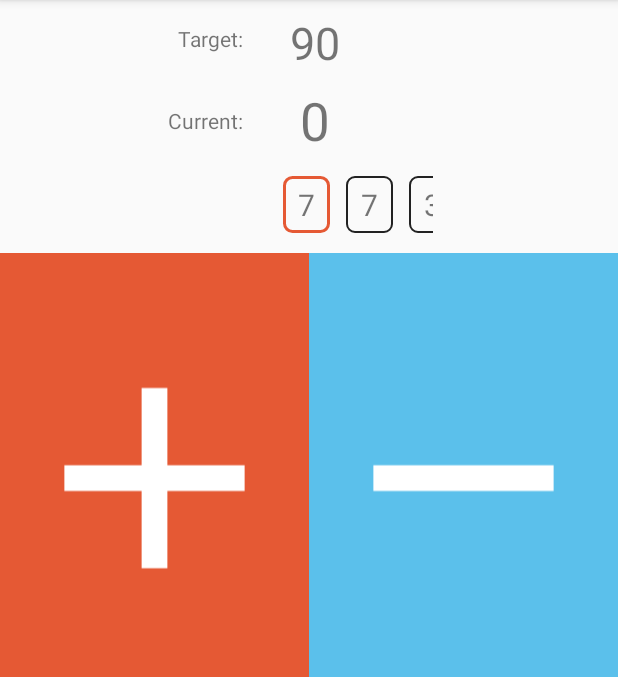
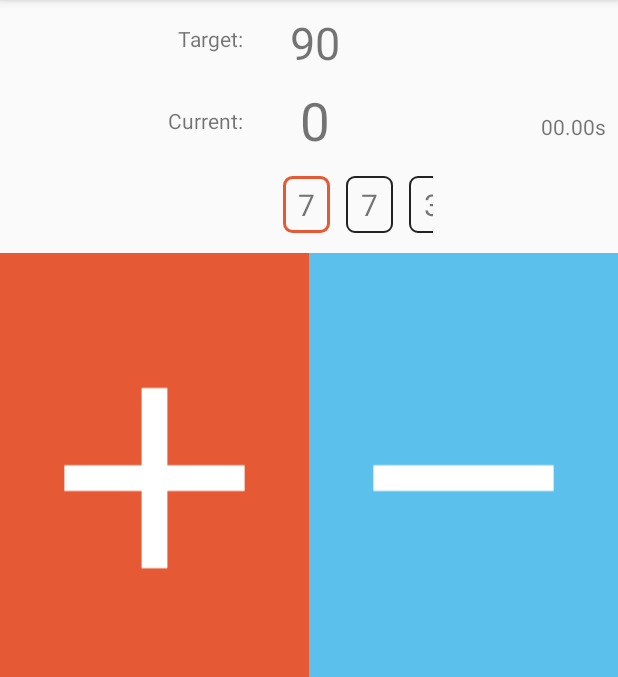
Before and after one commit to sen-yang/cs446, an Android app: the screen it shows after launch (MainActivity), on a phone screen of 412 x 824 dp, the part 84-761 px from its top. Run offline under Robolectric (Android 15) with nearby library versions, the phone set to English and light mode, and no system bars.

Commit message:
Small changes to time displays

```diff
--- a/PrototypeSen/app/src/main/java/sen/sen/prototypesen/Activities/MainActivity.java
+++ b/PrototypeSen/app/src/main/java/sen/sen/prototypesen/Activities/MainActivity.java
@@ -123,6 +123,8 @@ public class MainActivity extends AppCompatActivity{
     gameOver = false;
     targetTextView.setText(Integer.toString(targetNumber));
     currentTextView.setText(Integer.toString(currentNumber));
+
+    timeRemainingTextView.setText(String.format("%ss",new SimpleDateFormat("ss.SS").format(new Date(MAX_TIME))));
     countDownTimer = new CountDownTimer(MAX_TIME, 10){
       @Override
       public void onTick(long timeRemaining){
@@ -148,7 +150,7 @@ public class MainActivity extends AppCompatActivity{
     if(targetNumber == currentNumber){
       gameOver = true;
       countDownTimer.cancel();
-      showGameEndDialog(getString(R.string.winner_title), String.format(getString(R.string.winner_message), currentNumberListPosition, new SimpleDateFormat("ss.SS").format(new Date(timeRemaining))));
+      showGameEndDialog(getString(R.string.winner_title), String.format(getString(R.string.winner_message), currentNumberListPosition, new SimpleDateFormat("ss.SS").format(new Date(MAX_TIME - timeRemaining))));
       return true;
     }
     return false;
--- a/PrototypeSen/app/src/main/res/values/strings.xml
+++ b/PrototypeSen/app/src/main/res/values/strings.xml
@@ -1,7 +1,7 @@
 <resources>
     <string name="app_name">PrototypeSen</string>
     <string name="winner_title">Winner!</string>
-    <string name="winner_message">You got to the target in %d moves with %ss time remaining</string>
+    <string name="winner_message">You got to the target in %d moves in %ss</string>
     <string name="loser_title">Oooo u lose</string>
     <string name="divide_by_0_message">Cant divide by 0 homie....</string>
     <string name="time_lose_message">damm u ran outta time, were just %d away :\'^)</string>
```
